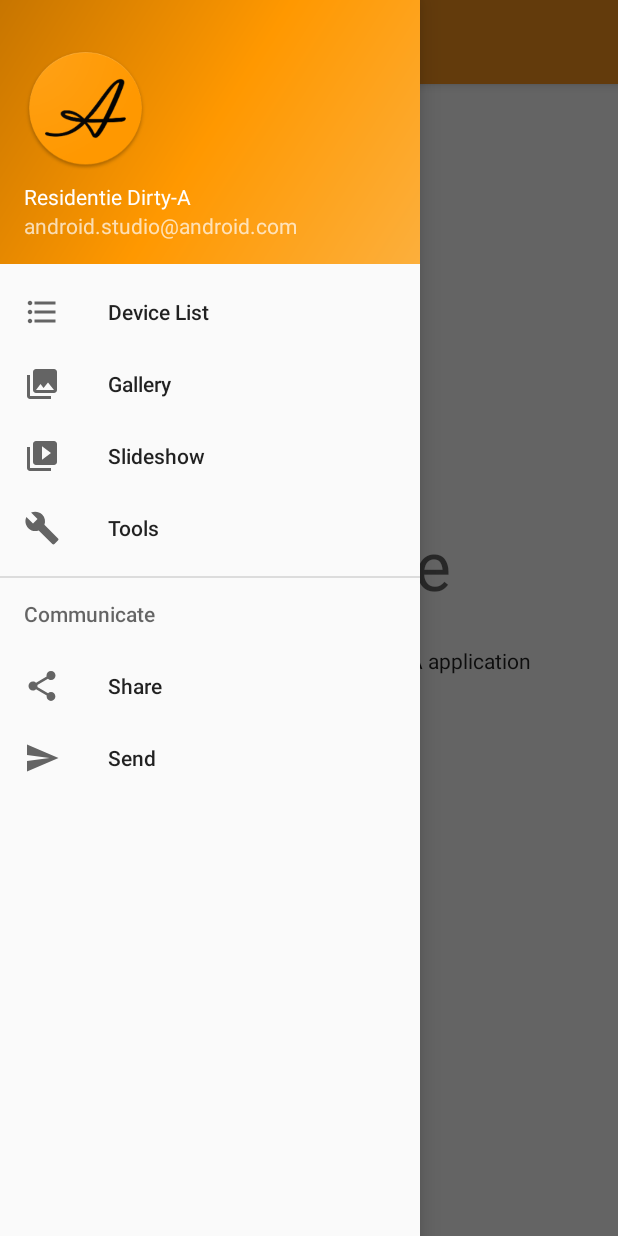
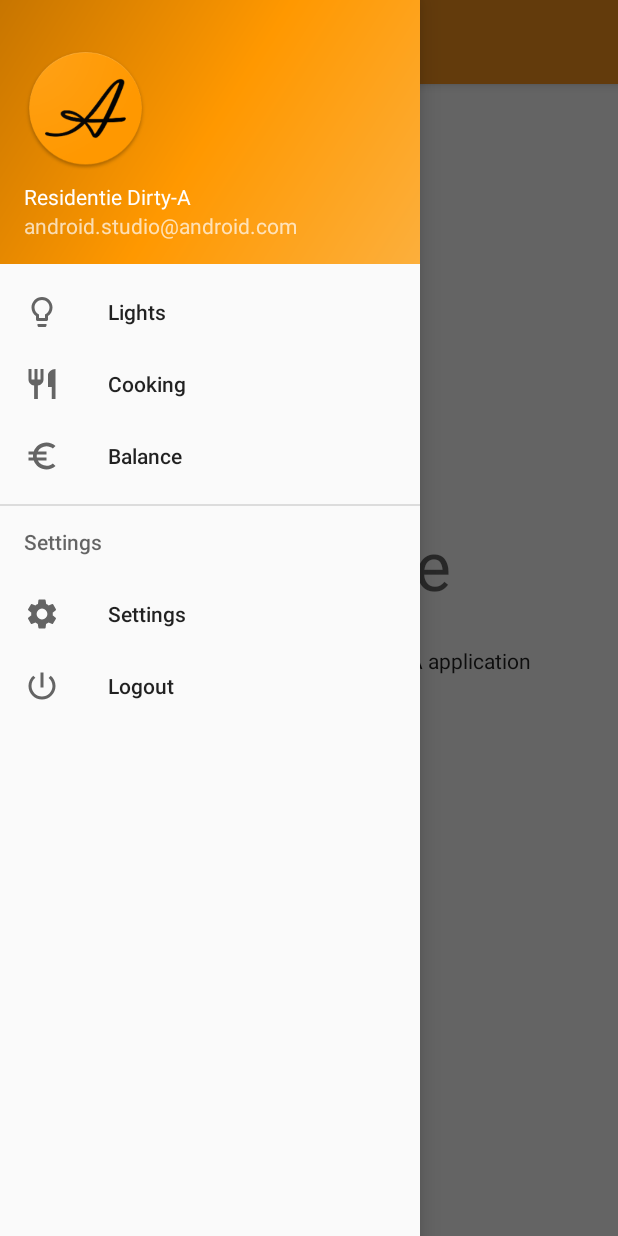
Before and after one commit to CoenNeefjes/Dirty-A-App, an Android app: the screen it shows after launch (MainActivity), with the side drawer open, on a phone screen of 412 x 824 dp. Run offline under Robolectric (Android 15) with nearby library versions, the phone set to English and light mode, and no system bars.

Commit message:
added fragment for cooking and updated menu

```diff
--- /dev/null
+++ b/app/src/main/res/drawable/ic__menu_lightbulb_outline.xml
@@ -0,0 +1,9 @@
+<vector xmlns:android="http://schemas.android.com/apk/res/android"
+        android:width="24dp"
+        android:height="24dp"
+        android:viewportWidth="24.0"
+        android:viewportHeight="24.0">
+    <path
+        android:fillColor="#FF000000"
+        android:pathData="M9,21c0,0.55 0.45,1 1,1h4c0.55,0 1,-0.45 1,-1v-1L9,20v1zM12,2C8.14,2 5,5.14 5,9c0,2.38 1.19,4.47 3,5.74L8,17c0,0.55 0.45,1 1,1h6c0.55,0 1,-0.45 1,-1v-2.26c1.81,-1.27 3,-3.36 3,-5.74 0,-3.86 -3.14,-7 -7,-7zM14.85,13.1l-0.85,0.6L14,16h-4v-2.3l-0.85,-0.6C7.8,12.16 7,10.63 7,9c0,-2.76 2.24,-5 5,-5s5,2.24 5,5c0,1.63 -0.8,3.16 -2.15,4.1z"/>
+</vector>
--- /dev/null
+++ b/app/src/main/res/drawable/ic_menu_euro_symbol.xml
@@ -0,0 +1,9 @@
+<vector xmlns:android="http://schemas.android.com/apk/res/android"
+        android:width="24dp"
+        android:height="24dp"
+        android:viewportWidth="24.0"
+        android:viewportHeight="24.0">
+    <path
+        android:fillColor="#FF000000"
+        android:pathData="M15,18.5c-2.51,0 -4.68,-1.42 -5.76,-3.5H15v-2H8.58c-0.05,-0.33 -0.08,-0.66 -0.08,-1s0.03,-0.67 0.08,-1H15V9H9.24C10.32,6.92 12.5,5.5 15,5.5c1.61,0 3.09,0.59 4.23,1.57L21,5.3C19.41,3.87 17.3,3 15,3c-3.92,0 -7.24,2.51 -8.48,6H3v2h3.06c-0.04,0.33 -0.06,0.66 -0.06,1 0,0.34 0.02,0.67 0.06,1H3v2h3.52c1.24,3.49 4.56,6 8.48,6 2.31,0 4.41,-0.87 6,-2.3l-1.78,-1.77c-1.13,0.98 -2.6,1.57 -4.22,1.57z"/>
+</vector>
--- /dev/null
+++ b/app/src/main/res/drawable/ic_menu_power_settings_new.xml
@@ -0,0 +1,9 @@
+<vector xmlns:android="http://schemas.android.com/apk/res/android"
+        android:width="24dp"
+        android:height="24dp"
+        android:viewportWidth="24.0"
+        android:viewportHeight="24.0">
+    <path
+        android:fillColor="#FF000000"
+        android:pathData="M13,3h-2v10h2L13,3zM17.83,5.17l-1.42,1.42C17.99,7.86 19,9.81 19,12c0,3.87 -3.13,7 -7,7s-7,-3.13 -7,-7c0,-2.19 1.01,-4.14 2.58,-5.42L6.17,5.17C4.23,6.82 3,9.26 3,12c0,4.97 4.03,9 9,9s9,-4.03 9,-9c0,-2.74 -1.23,-5.18 -3.17,-6.83z"/>
+</vector>
--- /dev/null
+++ b/app/src/main/res/drawable/ic_menu_restaurant.xml
@@ -0,0 +1,9 @@
+<vector xmlns:android="http://schemas.android.com/apk/res/android"
+        android:width="24dp"
+        android:height="24dp"
+        android:viewportWidth="24.0"
+        android:viewportHeight="24.0">
+    <path
+        android:fillColor="#FF000000"
+        android:pathData="M11,9L9,9L9,2L7,2v7L5,9L5,2L3,2v7c0,2.12 1.66,3.84 3.75,3.97L6.75,22h2.5v-9.03C11.34,12.84 13,11.12 13,9L13,2h-2v7zM16,6v8h2.5v8L21,22L21,2c-2.76,0 -5,2.24 -5,4z"/>
+</vector>
--- /dev/null
+++ b/app/src/main/res/drawable/ic_menu_settings.xml
@@ -0,0 +1,9 @@
+<vector xmlns:android="http://schemas.android.com/apk/res/android"
+        android:width="24dp"
+        android:height="24dp"
+        android:viewportWidth="24"
+        android:viewportHeight="24">
+    <path
+        android:fillColor="#FF000000"
+        android:pathData="M19.1,12.9a2.8,2.8 0,0 0,0.1 -0.9,2.8 2.8,0 0,0 -0.1,-0.9l2.1,-1.6a0.7,0.7 0,0 0,0.1 -0.6L19.4,5.5a0.7,0.7 0,0 0,-0.6 -0.2l-2.4,1a6.5,6.5 0,0 0,-1.6 -0.9l-0.4,-2.6a0.5,0.5 0,0 0,-0.5 -0.4H10.1a0.5,0.5 0,0 0,-0.5 0.4L9.3,5.4a5.6,5.6 0,0 0,-1.7 0.9l-2.4,-1a0.4,0.4 0,0 0,-0.5 0.2l-2,3.4c-0.1,0.2 0,0.4 0.2,0.6l2,1.6a2.8,2.8 0,0 0,-0.1 0.9,2.8 2.8,0 0,0 0.1,0.9L2.8,14.5a0.7,0.7 0,0 0,-0.1 0.6l1.9,3.4a0.7,0.7 0,0 0,0.6 0.2l2.4,-1a6.5,6.5 0,0 0,1.6 0.9l0.4,2.6a0.5,0.5 0,0 0,0.5 0.4h3.8a0.5,0.5 0,0 0,0.5 -0.4l0.3,-2.6a5.6,5.6 0,0 0,1.7 -0.9l2.4,1a0.4,0.4 0,0 0,0.5 -0.2l2,-3.4c0.1,-0.2 0,-0.4 -0.2,-0.6ZM12,15.6A3.6,3.6 0,1 1,15.6 12,3.6 3.6,0 0,1 12,15.6Z"/>
+</vector>
--- a/app/src/main/res/menu/activity_main_drawer.xml
+++ b/app/src/main/res/menu/activity_main_drawer.xml
@@ -5,33 +5,29 @@
 
     <group android:checkableBehavior="single">
         <item
-            android:id="@+id/nav_device_list"
-            android:icon="@drawable/ic_format_list_bulleted_black_24dp"
-            android:title="Device List" />
+            android:id="@+id/nav_lights"
+            android:icon="@drawable/ic__menu_lightbulb_outline"
+            android:title="Lights" />
         <item
-            android:id="@+id/nav_gallery"
-            android:icon="@drawable/ic_menu_gallery"
-            android:title="Gallery" />
+            android:id="@+id/nav_cooking"
+            android:icon="@drawable/ic_menu_restaurant"
+            android:title="Cooking" />
         <item
-            android:id="@+id/nav_slideshow"
-            android:icon="@drawable/ic_menu_slideshow"
-            android:title="Slideshow" />
-        <item
-            android:id="@+id/nav_manage"
-            android:icon="@drawable/ic_menu_manage"
-            android:title="Tools" />
+            android:id="@+id/nav_balance"
+            android:icon="@drawable/ic_menu_euro_symbol"
+            android:title="Balance" />
     </group>
 
-    <item android:title="Communicate">
+    <item android:title="Settings">
         <menu>
             <item
-                android:id="@+id/nav_share"
-                android:icon="@drawable/ic_menu_share"
-                android:title="Share" />
+                android:id="@+id/nav_settings"
+                android:icon="@drawable/ic_menu_settings"
+                android:title="Settings" />
             <item
-                android:id="@+id/nav_send"
-                android:icon="@drawable/ic_menu_send"
-                android:title="Send" />
+                android:id="@+id/nav_logout"
+                android:icon="@drawable/ic_menu_power_settings_new"
+                android:title="Logout" />
         </menu>
     </item>
 
--- a/build.gradle
+++ b/build.gradle
@@ -7,7 +7,7 @@ buildscript {
 
     }
     dependencies {
-        classpath 'com.android.tools.build:gradle:3.3.2'
+        classpath 'com.android.tools.build:gradle:3.5.1'
 
         // NOTE: Do not place your application dependencies here; they belong
         // in the individual module build.gradle files
```
Also changed, not shown: app/src/main/java/com/example/dirty_a/MainActivity.java (+7 -8 lines), app/src/main/java/com/example/dirty_a/fragments/CookingOverviewFragment.java (added, +27 -0 lines), app/src/main/res/layout/fragment_cooking_overview.xml (added, +218 -0 lines), gradle/wrapper/gradle-wrapper.properties.
